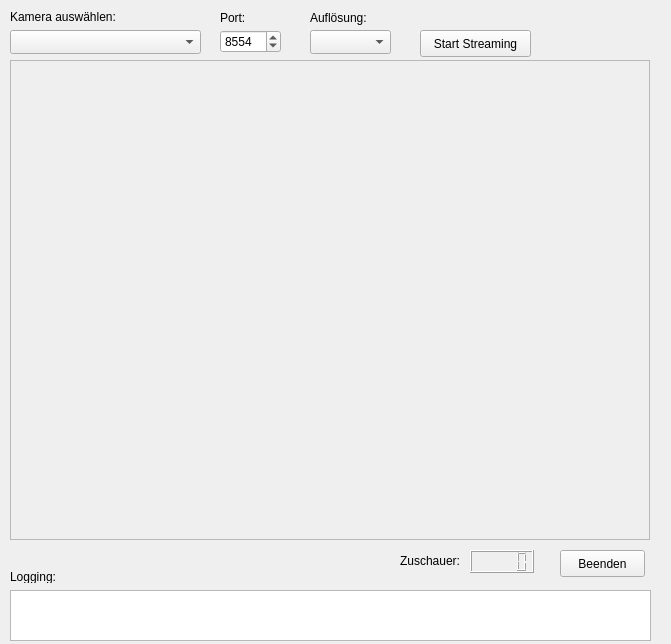
This is gui/mainwindow.ui in unicorny/OpenLive4Cam as Qt 5 draws it before an edit. The edited form follows.
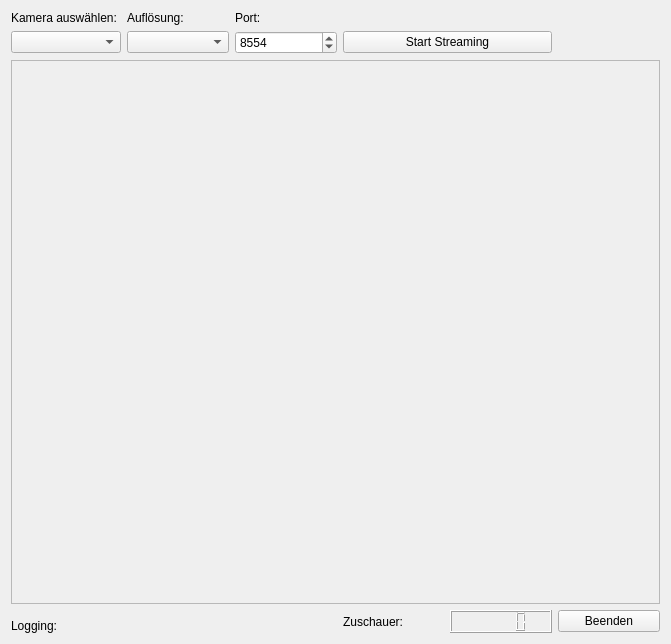
This is the edited form. Icons and pictures are not drawn. Custom widgets are drawn as their Qt base class.

Commit message: bei laufendem stream die kamera zu tauschen führt dazu das die andere Kamera genau dieselbe auflösung verwendet, einmal wird es der Kamere gesagt aber einerseits wird es auch direktim Porgramm rescaled... (Software)

Diff of the .ui file:
```diff
--- a/gui/mainwindow.ui
+++ b/gui/mainwindow.ui
@@ -18,64 +18,36 @@
     <normaloff>../doc/symbol.gif</normaloff>../doc/symbol.gif</iconset>
   </property>
   <widget class="QWidget" name="centralWidget">
-   <widget class="QPushButton" name="exitButton">
-    <property name="geometry">
-     <rect>
-      <x>560</x>
-      <y>550</y>
-      <width>85</width>
-      <height>27</height>
-     </rect>
-    </property>
-    <property name="text">
-     <string>Beenden</string>
-    </property>
-   </widget>
+   <layout class="QGridLayout" name="gridLayout">
+    <item row="0" column="0">
    <widget class="QLabel" name="label">
-    <property name="geometry">
-     <rect>
-      <x>10</x>
-      <y>10</y>
-      <width>112</width>
-      <height>13</height>
-     </rect>
-    </property>
     <property name="text">
      <string>Kamera auswählen: </string>
     </property>
    </widget>
-   <widget class="QComboBox" name="source_comboBox">
-    <property name="geometry">
-     <rect>
-      <x>10</x>
-      <y>30</y>
-      <width>191</width>
-      <height>24</height>
-     </rect>
-    </property>
-   </widget>
+    </item>
+    <item row="0" column="1">
+     <widget class="QLabel" name="label_3">
+      <property name="text">
+       <string>Auflösung:</string>
+      </property>
+     </widget>
+    </item>
+    <item row="0" column="2">
    <widget class="QLabel" name="label_2">
-    <property name="geometry">
-     <rect>
-      <x>220</x>
-      <y>10</y>
-      <width>52</width>
-      <height>16</height>
-     </rect>
-    </property>
     <property name="text">
      <string>Port:</string>
     </property>
    </widget>
+    </item>
+    <item row="1" column="0">
+     <widget class="QComboBox" name="source_comboBox"/>
+    </item>
+    <item row="1" column="1">
+     <widget class="QComboBox" name="resolution_comboBox"/>
+    </item>
+    <item row="1" column="2">
    <widget class="QSpinBox" name="port_spinBox">
-    <property name="geometry">
-     <rect>
-      <x>220</x>
-      <y>30</y>
-      <width>61</width>
-      <height>23</height>
-     </rect>
-    </property>
     <property name="toolTip">
      <string comment="Port" extracomment="Port für RTSP Streaming uaswählen">Port für RTSP Streaming auswählen (default ist 554)</string>
     </property>
@@ -89,103 +61,16 @@
      <number>8554</number>
     </property>
    </widget>
-   <widget class="QLabel" name="label_3">
-    <property name="geometry">
-     <rect>
-      <x>310</x>
-      <y>10</y>
-      <width>61</width>
-      <height>16</height>
-     </rect>
-    </property>
-    <property name="text">
-     <string>Auflösung:</string>
-    </property>
-   </widget>
-   <widget class="QComboBox" name="resolution_comboBox">
-    <property name="geometry">
-     <rect>
-      <x>310</x>
-      <y>30</y>
-      <width>81</width>
-      <height>24</height>
-     </rect>
-    </property>
-   </widget>
+    </item>
+    <item row="1" column="3" colspan="2">
    <widget class="QPushButton" name="startButton">
-    <property name="geometry">
-     <rect>
-      <x>420</x>
-      <y>30</y>
-      <width>111</width>
-      <height>27</height>
-     </rect>
-    </property>
     <property name="text">
      <string>Start Streaming</string>
     </property>
    </widget>
-   <widget class="QLCDNumber" name="lcdNumber">
-    <property name="geometry">
-     <rect>
-      <x>470</x>
-      <y>550</y>
-      <width>64</width>
-      <height>23</height>
-     </rect>
-    </property>
-   </widget>
-   <widget class="QLabel" name="label_4">
-    <property name="geometry">
-     <rect>
-      <x>400</x>
-      <y>550</y>
-      <width>71</width>
-      <height>21</height>
-     </rect>
-    </property>
-    <property name="text">
-     <string>Zuschauer:</string>
-    </property>
-   </widget>
-   <widget class="QTextEdit" name="logText">
-    <property name="enabled">
-     <bool>true</bool>
-    </property>
-    <property name="geometry">
-     <rect>
-      <x>10</x>
-      <y>590</y>
-      <width>641</width>
-      <height>51</height>
-     </rect>
-    </property>
-    <property name="readOnly">
-     <bool>true</bool>
-    </property>
-   </widget>
-   <widget class="QLabel" name="label_5">
-    <property name="geometry">
-     <rect>
-      <x>10</x>
-      <y>570</y>
-      <width>52</width>
-      <height>13</height>
-     </rect>
-    </property>
-    <property name="text">
-     <string>Logging:</string>
-    </property>
-   </widget>
+    </item>
+    <item row="2" column="0" colspan="6">
    <widget class="QScrollArea" name="scrollArea">
-    <property name="geometry">
-     <rect>
-      <x>10</x>
-      <y>60</y>
-      <width>640</width>
-      <height>480</height>
-     </rect>
-    </property>
     <property name="verticalScrollBarPolicy">
      <enum>Qt::ScrollBarAsNeeded</enum>
     </property>
@@ -228,6 +113,32 @@
      </widget>
     </widget>
    </widget>
+    </item>
+    <item row="4" column="0">
+     <widget class="QLabel" name="label_5">
+      <property name="text">
+       <string>Logging:</string>
+      </property>
+     </widget>
+    </item>
+    <item row="3" column="3" rowspan="2">
+     <widget class="QLabel" name="label_4">
+      <property name="text">
+       <string>Zuschauer:</string>
+      </property>
+     </widget>
+    </item>
+    <item row="3" column="4" rowspan="2">
+     <widget class="QLCDNumber" name="lcdNumber"/>
+    </item>
+    <item row="3" column="5" rowspan="2">
+     <widget class="QPushButton" name="exitButton">
+      <property name="text">
+       <string>Beenden</string>
+      </property>
+     </widget>
+    </item>
+   </layout>
   </widget>
  </widget>
  <layoutdefault spacing="6" margin="11"/>
```
Lines whose indentation alone changed are shown as unchanged. The commit also changes 5 other files.
